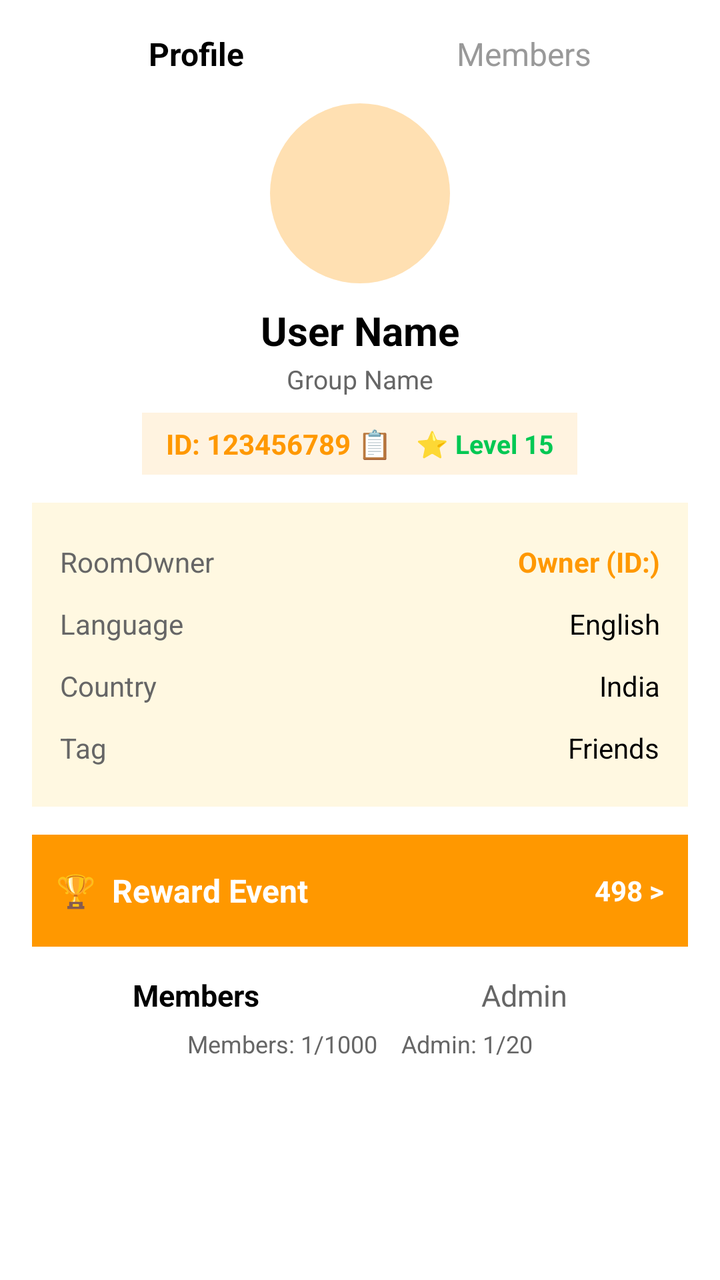
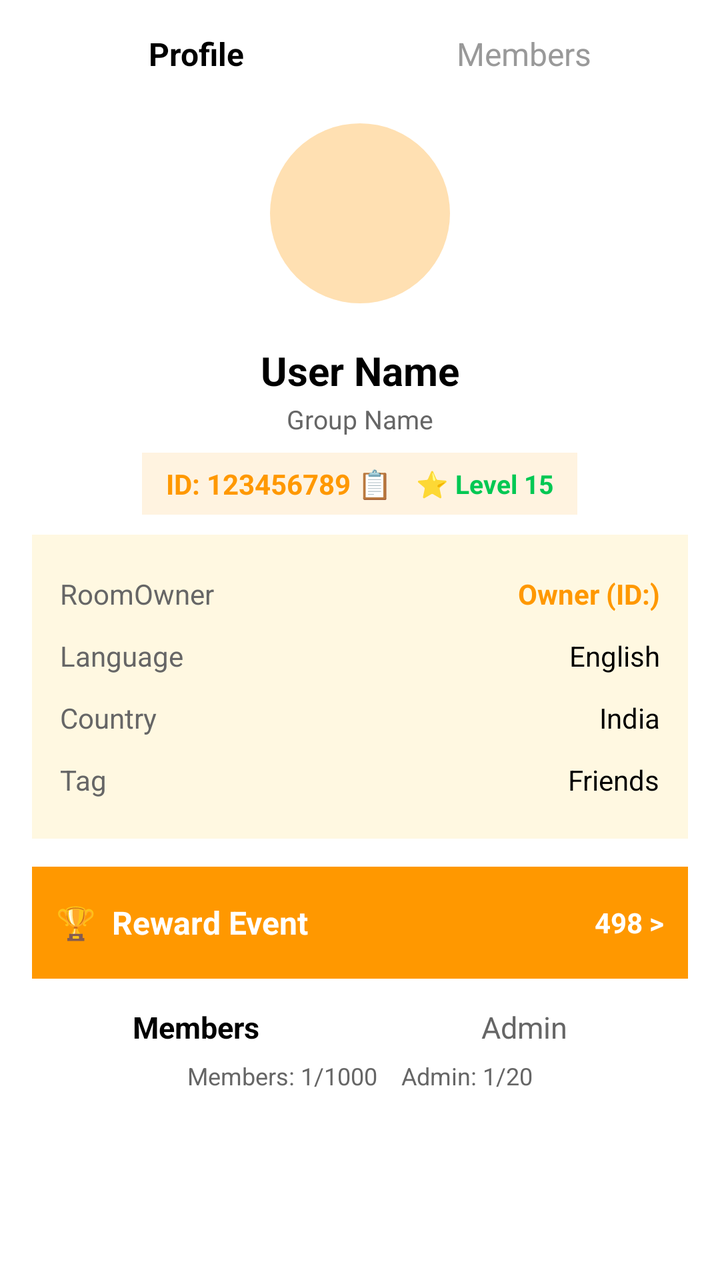

Two renders of the same Android screen: before a commit and after it. Below are the layout's source before the change and the commit's diff.
<!-- AndroidManifest.xml: application theme Theme.SRVoiceChat -->
<!-- res/layout/dialog_user_profile.xml -->
<?xml version="1.0" encoding="utf-8"?>
<LinearLayout xmlns:android="http://schemas.android.com/apk/res/android"
    xmlns:app="http://schemas.android.com/apk/res-auto"
    android:layout_width="match_parent"
    android:layout_height="wrap_content"
    android:orientation="vertical"
    android:background="#FFFFFF"
    android:padding="16dp"
    android:gravity="center">

    
    <LinearLayout
        android:layout_width="match_parent"
        android:layout_height="wrap_content"
        android:orientation="horizontal"
        android:gravity="center"
        android:layout_marginBottom="14dp">

        <TextView
            android:id="@+id/txtProfileTab"
            android:layout_width="0dp"
            android:layout_height="wrap_content"
            android:layout_weight="1"
            android:text="Profile"
            android:textSize="16sp"
            android:textStyle="bold"
            android:textColor="#000000"
            android:gravity="center" />

        <TextView
            android:id="@+id/txtMembersTopTab"
            android:layout_width="0dp"
            android:layout_height="wrap_content"
            android:layout_weight="1"
            android:text="Members"
            android:textSize="16sp"
            android:textColor="#999999"
            android:gravity="center" />
    </LinearLayout>

    
    <androidx.cardview.widget.CardView
        android:layout_width="90dp"
        android:layout_height="90dp"
        app:cardCornerRadius="45dp"
        app:cardElevation="0dp"
        android:layout_marginBottom="10dp">
        <ImageView
            android:id="@+id/imgUserProfile"
            android:layout_width="match_parent"
            android:layout_height="match_parent"
            android:scaleType="centerCrop"
            android:background="#FFE0B2" />
    </androidx.cardview.widget.CardView>

    
    <TextView
        android:id="@+id/txtUserName"
        android:layout_width="wrap_content"
        android:layout_height="wrap_content"
        android:text="User Name"
        android:textColor="#000000"
        android:textSize="20sp"
        android:textStyle="bold" />

    
    <TextView
        android:id="@+id/txtGroupName"
        android:layout_width="wrap_content"
        android:layout_height="wrap_content"
        android:text="Group Name"
        android:textColor="#666666"
        android:textSize="13sp"
        android:layout_marginTop="2dp" />

    
    <LinearLayout
        android:layout_width="wrap_content"
        android:layout_height="wrap_content"
        android:orientation="horizontal"
        android:gravity="center"
        android:layout_marginTop="8dp"
        android:layout_marginBottom="14dp"
        android:background="#FFF3E0"
        android:paddingHorizontal="12dp"
        android:paddingVertical="6dp">

        <TextView
            android:id="@+id/txtUserId"
            android:layout_width="wrap_content"
            android:layout_height="wrap_content"
            android:text="ID: 123456789 📋"
            android:textColor="#FF9800"
            android:textSize="14sp"
            android:textStyle="bold"
            android:layout_marginEnd="12dp"
            android:clickable="true"
            android:focusable="true"/>

        <TextView
            android:id="@+id/txtUserLevel"
            android:layout_width="wrap_content"
            android:layout_height="wrap_content"
            android:text="⭐ Level 15"
            android:textColor="#00C853"
            android:textSize="13sp"
            android:textStyle="bold"/>
    </LinearLayout>

    
    <LinearLayout
        android:id="@+id/layoutHeaderInfo"
        android:layout_width="match_parent"
        android:layout_height="wrap_content"
        android:orientation="vertical"
        android:background="#FFF8E1"
        android:padding="14dp">

        <LinearLayout android:layout_width="match_parent" android:layout_height="wrap_content" android:orientation="horizontal" android:paddingTop="6dp" android:paddingBottom="6dp">
            <TextView android:layout_width="0dp" android:layout_height="wrap_content" android:layout_weight="1" android:text="RoomOwner" android:textColor="#666666" android:textSize="14sp" />
            <TextView android:id="@+id/txtRoomOwner" android:layout_width="wrap_content" android:layout_height="wrap_content" android:text="Owner (ID:)" android:textColor="#FF9800" android:textSize="14sp" android:textStyle="bold" />
        </LinearLayout>

        <LinearLayout android:layout_width="match_parent" android:layout_height="wrap_content" android:orientation="horizontal" android:paddingTop="6dp" android:paddingBottom="6dp">
            <TextView android:layout_width="0dp" android:layout_height="wrap_content" android:layout_weight="1" android:text="Language" android:textColor="#666666" android:textSize="14sp" />
            <TextView android:id="@+id/txtHeaderLanguage" android:layout_width="wrap_content" android:layout_height="wrap_content" android:text="English" android:textColor="#000000" android:textSize="14sp" />
        </LinearLayout>

        <LinearLayout android:layout_width="match_parent" android:layout_height="wrap_content" android:orientation="horizontal" android:paddingTop="6dp" android:paddingBottom="6dp">
            <TextView android:layout_width="0dp" android:layout_height="wrap_content" android:layout_weight="1" android:text="Country" android:textColor="#666666" android:textSize="14sp" />
            <TextView android:id="@+id/txtHeaderCountry" android:layout_width="wrap_content" android:layout_height="wrap_content" android:text="India" android:textColor="#000000" android:textSize="14sp" />
        </LinearLayout>

        <LinearLayout android:layout_width="match_parent" android:layout_height="wrap_content" android:orientation="horizontal" android:paddingTop="6dp" android:paddingBottom="6dp">
            <TextView android:layout_width="0dp" android:layout_height="wrap_content" android:layout_weight="1" android:text="Tag" android:textColor="#666666" android:textSize="14sp" />
            <TextView android:id="@+id/txtHeaderTag" android:layout_width="wrap_content" android:layout_height="wrap_content" android:text="Friends" android:textColor="#000000" android:textSize="14sp" />
        </LinearLayout>
    </LinearLayout>

    
    <LinearLayout
        android:id="@+id/layoutRewardBanner"
        android:layout_width="match_parent"
        android:layout_height="56dp"
        android:orientation="horizontal"
        android:gravity="center_vertical"
        android:background="#FF9800"
        android:padding="12dp"
        android:layout_marginTop="14dp">

        <TextView
            android:layout_width="0dp"
            android:layout_height="wrap_content"
            android:layout_weight="1"
            android:text="🏆  Reward Event"
            android:textColor="#FFFFFF"
            android:textSize="16sp"
            android:textStyle="bold" />

        <TextView
            android:id="@+id/txtRewardValue"
            android:layout_width="wrap_content"
            android:layout_height="wrap_content"
            android:text="498 >"
            android:textColor="#FFFFFF"
            android:textSize="14sp"
            android:textStyle="bold" />
    </LinearLayout>

    
    <LinearLayout
        android:id="@+id/layoutMembersSection"
        android:layout_width="match_parent"
        android:layout_height="wrap_content"
        android:orientation="vertical"
        android:paddingTop="14dp">

        <LinearLayout
            android:layout_width="match_parent"
            android:layout_height="wrap_content"
            android:orientation="horizontal"
            android:gravity="center_vertical">

            <TextView
                android:id="@+id/txtMembersTab"
                android:layout_width="0dp"
                android:layout_height="wrap_content"
                android:layout_weight="1"
                android:text="Members"
                android:textSize="15sp"
                android:textStyle="bold"
                android:textColor="#000000"
                android:gravity="center" />

            <TextView
                android:id="@+id/txtAdminTab"
                android:layout_width="0dp"
                android:layout_height="wrap_content"
                android:layout_weight="1"
                android:text="Admin"
                android:textSize="15sp"
                android:textColor="#666666"
                android:gravity="center" />
        </LinearLayout>

        <TextView
            android:id="@+id/txtMembersCount"
            android:layout_width="match_parent"
            android:layout_height="wrap_content"
            android:text="Members: 1/1000    Admin: 1/20"
            android:textColor="#666666"
            android:textSize="12sp"
            android:gravity="center"
            android:paddingTop="6dp" />

        <androidx.recyclerview.widget.RecyclerView
            android:id="@+id/rvHeaderMembersList"
            android:layout_width="match_parent"
            android:layout_height="180dp"
            android:layout_marginTop="8dp" />
    </LinearLayout>

    
    <Button
        android:id="@+id/btnFollow"
        android:layout_width="match_parent"
        android:layout_height="48dp"
        android:text="➕ Follow"
        android:textColor="#FFFFFF"
        android:textStyle="bold"
        android:backgroundTint="#00C853"
        android:layout_marginTop="12dp"
        android:visibility="gone" />

</LinearLayout>
<!-- resources referenced by this layout -->
<resources>
  <style name="Theme.SRVoiceChat" parent="Theme.Material3.DayNight.NoActionBar">
          <item name="colorPrimary">#FF4081</item>
          <item name="android:statusBarColor">#FF4081</item>
          <item name="android:windowLightStatusBar">true</item>
      </style>
</resources>

<!-- the commit's change to res/layout/dialog_user_profile.xml (unified diff, before → after) -->
@@ -39,19 +39,31 @@
     </LinearLayout>
 
     
-    <androidx.cardview.widget.CardView
-        android:layout_width="90dp"
-        android:layout_height="90dp"
-        app:cardCornerRadius="45dp"
-        app:cardElevation="0dp"
+    <FrameLayout
+        android:layout_width="110dp"
+        android:layout_height="110dp"
         android:layout_marginBottom="10dp">
+        <androidx.cardview.widget.CardView
+            android:layout_width="90dp"
+            android:layout_height="90dp"
+            android:layout_gravity="center"
+            app:cardCornerRadius="45dp"
+            app:cardElevation="0dp">
+            <ImageView
+                android:id="@+id/imgUserProfile"
+                android:layout_width="match_parent"
+                android:layout_height="match_parent"
+                android:scaleType="centerCrop"
+                android:background="#FFE0B2" />
+        </androidx.cardview.widget.CardView>
         <ImageView
-            android:id="@+id/imgUserProfile"
-            android:layout_width="match_parent"
-            android:layout_height="match_parent"
-            android:scaleType="centerCrop"
-            android:background="#FFE0B2" />
-    </androidx.cardview.widget.CardView>
+            android:id="@+id/imgUserFrame"
+            android:layout_width="110dp"
+            android:layout_height="110dp"
+            android:layout_gravity="center"
+            android:visibility="gone"
+            android:scaleType="fitXY" />
+    </FrameLayout>
 
     
     <TextView
@@ -65,6 +77,21 @@
 
     
     <TextView
+        android:id="@+id/txtUserVipBadge"
+        android:layout_width="wrap_content"
+        android:layout_height="wrap_content"
+        android:text=""
+        android:textColor="#FF9800"
+        android:textSize="13sp"
+        android:textStyle="bold"
+        android:background="#33FF9800"
+        android:paddingHorizontal="12dp"
+        android:paddingVertical="5dp"
+        android:layout_marginTop="6dp"
+        android:visibility="gone" />
+
+    
+    <TextView
         android:id="@+id/txtGroupName"
         android:layout_width="wrap_content"
         android:layout_height="wrap_content"
@@ -80,7 +107,7 @@
         android:orientation="horizontal"
         android:gravity="center"
         android:layout_marginTop="8dp"
-        android:layout_marginBottom="14dp"
+        android:layout_marginBottom="10dp"
         android:background="#FFF3E0"
         android:paddingHorizontal="12dp"
         android:paddingVertical="6dp">
@@ -105,6 +132,29 @@
             android:textColor="#00C853"
             android:textSize="13sp"
             android:textStyle="bold"/>
+    </LinearLayout>
+
+    
+    <LinearLayout
+        android:id="@+id/layoutUserAgency"
+        android:layout_width="wrap_content"
+        android:layout_height="wrap_content"
+        android:orientation="horizontal"
+        android:gravity="center"
+        android:background="#1E8E3E"
+        android:paddingHorizontal="12dp"
+        android:paddingVertical="5dp"
+        android:layout_marginBottom="10dp"
+        android:visibility="gone">
+        <TextView
+            android:id="@+id/txtUserAgency"
+            android:layout_width="wrap_content"
+            android:layout_height="wrap_content"
+            android:text="AGENCY"
+            android:textColor="#FFFFFF"
+            android:textSize="11sp"
+            android:textStyle="bold"
+            android:letterSpacing="0.12" />
     </LinearLayout>
 
     
